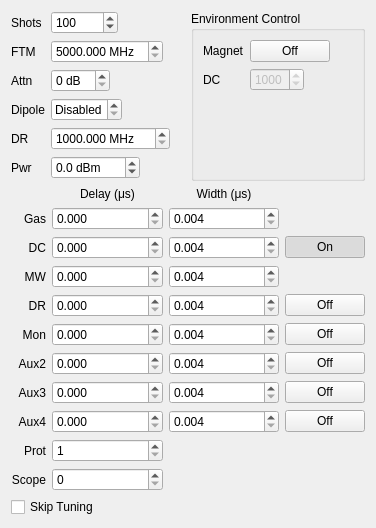
This is singlescanwidget.ui in kncrabtree/qtftm as Qt 5 draws it before an edit. The edited form follows.
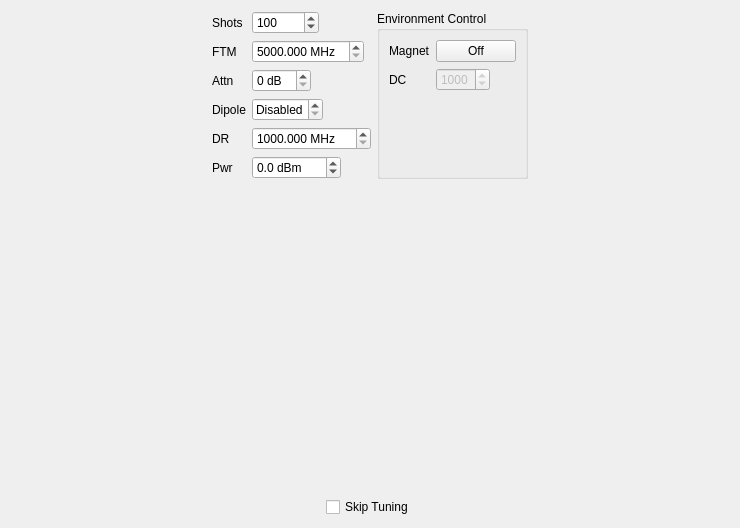
This is the edited form. Custom widgets are drawn as their Qt base class.

What changed in the file:
```diff
--- a/singlescanwidget.ui
+++ b/singlescanwidget.ui
@@ -6,16 +6,29 @@
    <rect>
     <x>0</x>
     <y>0</y>
-    <width>376</width>
+    <width>740</width>
     <height>528</height>
    </rect>
   </property>
   <property name="windowTitle">
    <string>Single Scan</string>
   </property>
-  <layout class="QVBoxLayout" name="verticalLayout">
+  <layout class="QVBoxLayout" name="verticalLayout" stretch="0,1,0">
    <item>
     <layout class="QHBoxLayout" name="horizontalLayout">
+     <item>
+      <spacer name="horizontalSpacer">
+       <property name="orientation">
+        <enum>Qt::Horizontal</enum>
+       </property>
+       <property name="sizeHint" stdset="0">
+        <size>
+         <width>40</width>
+         <height>20</height>
+        </size>
+       </property>
+      </spacer>
+     </item>
      <item>
       <layout class="QFormLayout" name="formLayout">
        <property name="fieldGrowthPolicy">
@@ -222,516 +235,77 @@
        </layout>
       </widget>
      </item>
+     <item>
+      <spacer name="horizontalSpacer_2">
+       <property name="orientation">
+        <enum>Qt::Horizontal</enum>
+       </property>
+       <property name="sizeHint" stdset="0">
+        <size>
+         <width>40</width>
+         <height>20</height>
+        </size>
+       </property>
+      </spacer>
+     </item>
     </layout>
    </item>
    <item>
-    <layout class="QGridLayout" name="gridLayout" columnstretch="0,1,1,0">
-     <item row="2" column="1">
-      <widget class="QDoubleSpinBox" name="ssDcDelayBox">
-       <property name="keyboardTracking">
-        <bool>false</bool>
+    <widget class="PulseConfigWidget" name="pulseConfigWidget" native="true"/>
+   </item>
+   <item>
+    <layout class="QHBoxLayout" name="horizontalLayout_2">
+     <item>
+      <spacer name="horizontalSpacer_3">
+       <property name="orientation">
+        <enum>Qt::Horizontal</enum>
        </property>
-       <property name="decimals">
-        <number>3</number>
+       <property name="sizeHint" stdset="0">
+        <size>
+         <width>40</width>
+         <height>20</height>
+        </size>
        </property>
-       <property name="maximum">
-        <double>100000.000000000000000</double>
-       </property>
-       <property name="singleStep">
-        <double>10.000000000000000</double>
-       </property>
-      </widget>
+      </spacer>
      </item>
-     <item row="1" column="2">
-      <widget class="QDoubleSpinBox" name="ssGasWidthBox">
-       <property name="keyboardTracking">
-        <bool>false</bool>
+     <item>
+      <widget class="QCheckBox" name="skipTuneCheckBox">
+       <property name="toolTip">
+        <string>If checked, the cavity will not be tuned prior to this scan. The cavity voltage will just be measured.</string>
        </property>
-       <property name="decimals">
-        <number>3</number>
-       </property>
-       <property name="minimum">
-        <double>0.004000000000000</double>
-       </property>
-       <property name="maximum">
-        <double>100000.000000000000000</double>
-       </property>
-       <property name="singleStep">
-        <double>10.000000000000000</double>
-       </property>
-      </widget>
-     </item>
-     <item row="0" column="2">
-      <widget class="QLabel" name="label_14">
        <property name="text">
-        <string>Width (μs)</string>
+        <string>Skip Tuning</string>
        </property>
-       <property name="alignment">
-        <set>Qt::AlignCenter</set>
-       </property>
-      </widget>
-     </item>
-     <item row="2" column="3">
-      <widget class="QPushButton" name="ssDcPulseOnButton">
-       <property name="text">
-        <string>On</string>
-       </property>
-       <property name="checkable">
-        <bool>true</bool>
-       </property>
        <property name="checked">
-        <bool>true</bool>
-       </property>
-      </widget>
-     </item>
-     <item row="2" column="0">
-      <widget class="QLabel" name="label_15">
-       <property name="text">
-        <string>DC</string>
-       </property>
-       <property name="alignment">
-        <set>Qt::AlignRight|Qt::AlignTrailing|Qt::AlignVCenter</set>
-       </property>
-      </widget>
-     </item>
-     <item row="3" column="0">
-      <widget class="QLabel" name="label_16">
-       <property name="text">
-        <string>MW</string>
-       </property>
-       <property name="alignment">
-        <set>Qt::AlignRight|Qt::AlignTrailing|Qt::AlignVCenter</set>
-       </property>
-      </widget>
-     </item>
-     <item row="3" column="1">
-      <widget class="QDoubleSpinBox" name="ssMwDelayBox">
-       <property name="keyboardTracking">
         <bool>false</bool>
        </property>
-       <property name="decimals">
-        <number>3</number>
-       </property>
-       <property name="maximum">
-        <double>100000.000000000000000</double>
-       </property>
-       <property name="singleStep">
-        <double>10.000000000000000</double>
-       </property>
       </widget>
      </item>
-     <item row="3" column="2">
-      <widget class="QDoubleSpinBox" name="ssMwWidthBox">
-       <property name="keyboardTracking">
-        <bool>false</bool>
+     <item>
+      <spacer name="horizontalSpacer_4">
+       <property name="orientation">
+        <enum>Qt::Horizontal</enum>
        </property>
-       <property name="decimals">
-        <number>3</number>
+       <property name="sizeHint" stdset="0">
+        <size>
+         <width>40</width>
+         <height>20</height>
+        </size>
        </property>
-       <property name="minimum">
-        <double>0.004000000000000</double>
-       </property>
-       <property name="maximum">
-        <double>100000.000000000000000</double>
-       </property>
-       <property name="singleStep">
-        <double>0.100000000000000</double>
-       </property>
-      </widget>
+      </spacer>
      </item>
-     <item row="1" column="0">
-      <widget class="QLabel" name="label_12">
-       <property name="text">
-        <string>Gas</string>
-       </property>
-       <property name="alignment">
-        <set>Qt::AlignRight|Qt::AlignTrailing|Qt::AlignVCenter</set>
-       </property>
-      </widget>
-     </item>
-     <item row="4" column="0">
-      <widget class="QLabel" name="label_17">
-       <property name="text">
-        <string>DR</string>
-       </property>
-       <property name="alignment">
-        <set>Qt::AlignRight|Qt::AlignTrailing|Qt::AlignVCenter</set>
-       </property>
-      </widget>
-     </item>
-     <item row="4" column="1">
-      <widget class="QDoubleSpinBox" name="ssDrDelayBox">
-       <property name="keyboardTracking">
-        <bool>false</bool>
-       </property>
-       <property name="decimals">
-        <number>3</number>
-       </property>
-       <property name="maximum">
-        <double>100000.000000000000000</double>
-       </property>
-       <property name="singleStep">
-        <double>10.000000000000000</double>
-       </property>
-      </widget>
-     </item>
-     <item row="4" column="2">
-      <widget class="QDoubleSpinBox" name="ssDrWidthBox">
-       <property name="keyboardTracking">
-        <bool>false</bool>
-       </property>
-       <property name="decimals">
-        <number>3</number>
-       </property>
-       <property name="minimum">
-        <double>0.004000000000000</double>
-       </property>
-       <property name="maximum">
-        <double>100000.000000000000000</double>
-       </property>
-       <property name="singleStep">
-        <double>10.000000000000000</double>
-       </property>
-      </widget>
-     </item>
-     <item row="4" column="3">
-      <widget class="QPushButton" name="ssDrPulseOnButton">
-       <property name="text">
-        <string>Off</string>
-       </property>
-       <property name="checkable">
-        <bool>true</bool>
-       </property>
-       <property name="checked">
-        <bool>false</bool>
-       </property>
-      </widget>
-     </item>
-     <item row="5" column="0">
-      <widget class="QLabel" name="chELabel">
-       <property name="text">
-        <string>Mon</string>
-       </property>
-       <property name="alignment">
-        <set>Qt::AlignRight|Qt::AlignTrailing|Qt::AlignVCenter</set>
-       </property>
-      </widget>
-     </item>
-     <item row="5" column="1">
-      <widget class="QDoubleSpinBox" name="ssMonDelayBox">
-       <property name="keyboardTracking">
-        <bool>false</bool>
-       </property>
-       <property name="decimals">
-        <number>3</number>
-       </property>
-       <property name="maximum">
-        <double>100000.000000000000000</double>
-       </property>
-       <property name="singleStep">
-        <double>10.000000000000000</double>
-       </property>
-      </widget>
-     </item>
-     <item row="5" column="2">
-      <widget class="QDoubleSpinBox" name="ssMonWidthBox">
-       <property name="keyboardTracking">
-        <bool>false</bool>
-       </property>
-       <property name="decimals">
-        <number>3</number>
-       </property>
-       <property name="minimum">
-        <double>0.004000000000000</double>
-       </property>
-       <property name="maximum">
-        <double>100000.000000000000000</double>
-       </property>
-       <property name="singleStep">
-        <double>10.000000000000000</double>
-       </property>
-      </widget>
-     </item>
-     <item row="6" column="0">
-      <widget class="QLabel" name="chFLabel">
-       <property name="text">
-        <string>Aux2</string>
-       </property>
-       <property name="alignment">
-        <set>Qt::AlignRight|Qt::AlignTrailing|Qt::AlignVCenter</set>
-       </property>
-      </widget>
-     </item>
-     <item row="6" column="2">
-      <widget class="QDoubleSpinBox" name="ssAux2WidthBox">
-       <property name="keyboardTracking">
-        <bool>false</bool>
-       </property>
-       <property name="decimals">
-        <number>3</number>
-       </property>
-       <property name="minimum">
-        <double>0.004000000000000</double>
-       </property>
-       <property name="maximum">
-        <double>100000.000000000000000</double>
-       </property>
-       <property name="singleStep">
-        <double>10.000000000000000</double>
-       </property>
-      </widget>
-     </item>
-     <item row="6" column="1">
-      <widget class="QDoubleSpinBox" name="ssAux2DelayBox">
-       <property name="keyboardTracking">
-        <bool>false</bool>
-       </property>
-       <property name="decimals">
-        <number>3</number>
-       </property>
-       <property name="maximum">
-        <double>100000.000000000000000</double>
-       </property>
-       <property name="singleStep">
-        <double>10.000000000000000</double>
-       </property>
-      </widget>
-     </item>
-     <item row="6" column="3">
-      <widget class="QPushButton" name="ssAux2PulseOnButton">
-       <property name="text">
-        <string>Off</string>
-       </property>
-       <property name="checkable">
-        <bool>true</bool>
-       </property>
-      </widget>
-     </item>
-     <item row="0" column="1">
-      <widget class="QLabel" name="label_13">
-       <property name="text">
-        <string>Delay (μs)</string>
-       </property>
-       <property name="alignment">
-        <set>Qt::AlignCenter</set>
-       </property>
-      </widget>
-     </item>
-     <item row="2" column="2">
-      <widget class="QDoubleSpinBox" name="ssDcWidthBox">
-       <property name="keyboardTracking">
-        <bool>false</bool>
-       </property>
-       <property name="decimals">
-        <number>3</number>
-       </property>
-       <property name="minimum">
-        <double>0.004000000000000</double>
-       </property>
-       <property name="maximum">
-        <double>100000.000000000000000</double>
-       </property>
-       <property name="singleStep">
-        <double>10.000000000000000</double>
-       </property>
-      </widget>
-     </item>
-     <item row="1" column="1">
-      <widget class="QDoubleSpinBox" name="ssGasDelayBox">
-       <property name="keyboardTracking">
-        <bool>false</bool>
-       </property>
-       <property name="decimals">
-        <number>3</number>
-       </property>
-       <property name="maximum">
-        <double>100000.000000000000000</double>
-       </property>
-       <property name="singleStep">
-        <double>10.000000000000000</double>
-       </property>
-      </widget>
-     </item>
-     <item row="7" column="0">
-      <widget class="QLabel" name="chGLabel">
-       <property name="text">
-        <string>Aux3</string>
-       </property>
-       <property name="alignment">
-        <set>Qt::AlignRight|Qt::AlignTrailing|Qt::AlignVCenter</set>
-       </property>
-      </widget>
-     </item>
-     <item row="7" column="1">
-      <widget class="QDoubleSpinBox" name="ssAux3DelayBox">
-       <property name="keyboardTracking">
-        <bool>false</bool>
-       </property>
-       <property name="decimals">
-        <number>3</number>
-       </property>
-       <property name="maximum">
-        <double>100000.000000000000000</double>
-       </property>
-       <property name="singleStep">
-        <double>10.000000000000000</double>
-       </property>
-      </widget>
-     </item>
-     <item row="7" column="2">
-      <widget class="QDoubleSpinBox" name="ssAux3WidthBox">
-       <property name="keyboardTracking">
-        <bool>false</bool>
-       </property>
-       <property name="decimals">
-        <number>3</number>
-       </property>
-       <property name="minimum">
-        <double>0.004000000000000</double>
-       </property>
-       <property name="maximum">
-        <double>100000.000000000000000</double>
-       </property>
-       <property name="singleStep">
-        <double>10.000000000000000</double>
-       </property>
-      </widget>
-     </item>
-     <item row="7" column="3">
-      <widget class="QPushButton" name="ssAux3PulseOnButton">
-       <property name="text">
-        <string>Off</string>
-       </property>
-       <property name="checkable">
-        <bool>true</bool>
-       </property>
-      </widget>
-     </item>
-     <item row="8" column="0">
-      <widget class="QLabel" name="chHLabel">
-       <property name="text">
-        <string>Aux4</string>
-       </property>
-       <property name="alignment">
-        <set>Qt::AlignRight|Qt::AlignTrailing|Qt::AlignVCenter</set>
-       </property>
-      </widget>
-     </item>
-     <item row="8" column="1">
-      <widget class="QDoubleSpinBox" name="ssAux4DelayBox">
-       <property name="keyboardTracking">
-        <bool>false</bool>
-       </property>
-       <property name="decimals">
-        <number>3</number>
-       </property>
-       <property name="maximum">
-        <double>100000.000000000000000</double>
-       </property>
-       <property name="singleStep">
-        <double>10.000000000000000</double>
-       </property>
-      </widget>
-     </item>
-     <item row="8" column="2">
-      <widget class="QDoubleSpinBox" name="ssAux4WidthBox">
-       <property name="keyboardTracking">
-        <bool>false</bool>
-       </property>
-       <property name="decimals">
-        <number>3</number>
-       </property>
-       <property name="minimum">
-        <double>0.004000000000000</double>
-       </property>
-       <property name="maximum">
-        <double>100000.000000000000000</double>
-       </property>
-       <property name="singleStep">
-        <double>10.000000000000000</double>
-       </property>
-      </widget>
-     </item>
-     <item row="8" column="3">
-      <widget class="QPushButton" name="ssAux4PulseOnButton">
-       <property name="text">
-        <string>Off</string>
-       </property>
-       <property name="checkable">
-        <bool>true</bool>
-       </property>
-      </widget>
-     </item>
-     <item row="5" column="3">
-      <widget class="QPushButton" name="ssAux1PulseOnButton">
-       <property name="text">
-        <string>Off</string>
-       </property>
-       <property name="checkable">
-        <bool>true</bool>
-       </property>
-      </widget>
-     </item>
-     <item row="9" column="1">
-      <widget class="QSpinBox" name="ssProtectionSpinBox">
-       <property name="suffix">
-        <string/>
-       </property>
-       <property name="minimum">
-        <number>1</number>
-       </property>
-       <property name="maximum">
-        <number>100</number>
-       </property>
-      </widget>
-     </item>
-     <item row="9" column="0">
-      <widget class="QLabel" name="label">
-       <property name="text">
-        <string>Prot</string>
-       </property>
-       <property name="alignment">
-        <set>Qt::AlignRight|Qt::AlignTrailing|Qt::AlignVCenter</set>
-       </property>
-      </widget>
-     </item>
-     <item row="10" column="0">
-      <widget class="QLabel" name="label_2">
-       <property name="text">
-        <string>Scope</string>
-       </property>
-       <property name="alignment">
-        <set>Qt::AlignRight|Qt::AlignTrailing|Qt::AlignVCenter</set>
-       </property>
-      </widget>
-     </item>
-     <item row="10" column="1">
-      <widget class="QSpinBox" name="ssScopeDelaySpinBox">
-       <property name="suffix">
-        <string/>
-       </property>
-       <property name="maximum">
-        <number>100</number>
-       </property>
-      </widget>
-     </item>
     </layout>
    </item>
-   <item>
-    <widget class="QCheckBox" name="skipTuneCheckBox">
-     <property name="toolTip">
-      <string>If checked, the cavity will not be tuned prior to this scan. The cavity voltage will just be measured.</string>
-     </property>
-     <property name="text">
-      <string>Skip Tuning</string>
-     </property>
-     <property name="checked">
-      <bool>false</bool>
-     </property>
-    </widget>
-   </item>
   </layout>
  </widget>
+ <customwidgets>
+  <customwidget>
+   <class>PulseConfigWidget</class>
+   <extends>QWidget</extends>
+   <header location="global">pulseconfigwidget.h</header>
+   <container>1</container>
+  </customwidget>
+ </customwidgets>
  <tabstops>
   <tabstop>ssShotsSpinBox</tabstop>
   <tabstop>ssFtmDoubleSpinBox</tabstop>
```
Left out of the diff: 21 changed lines with no effect on the pictures.
